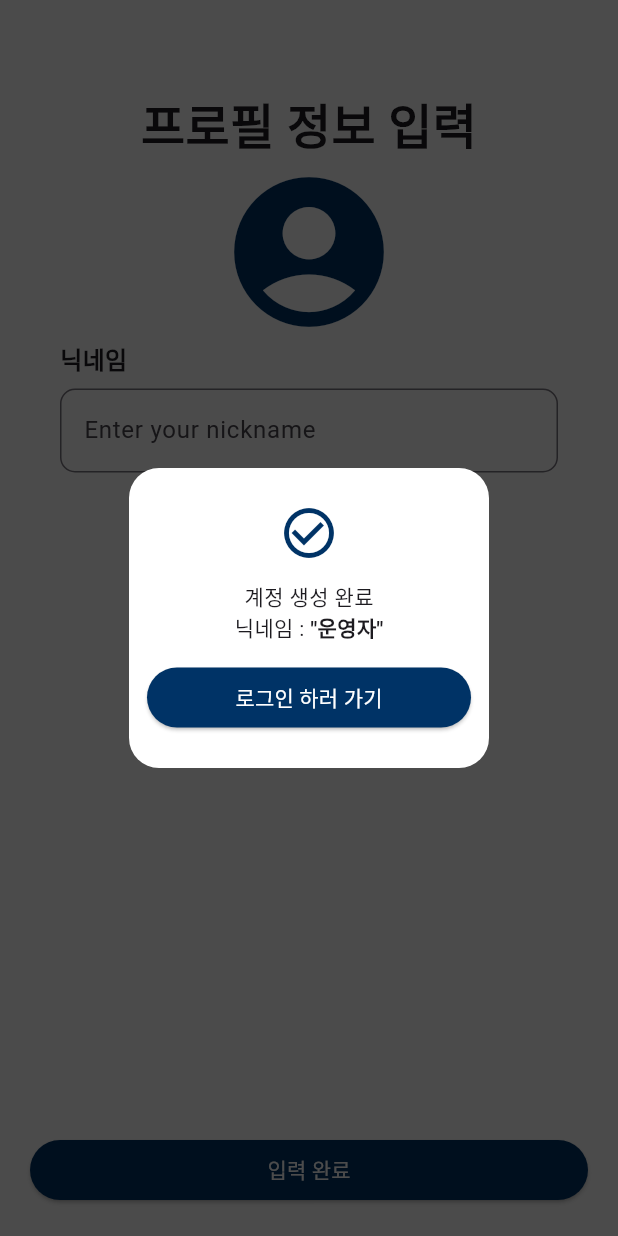
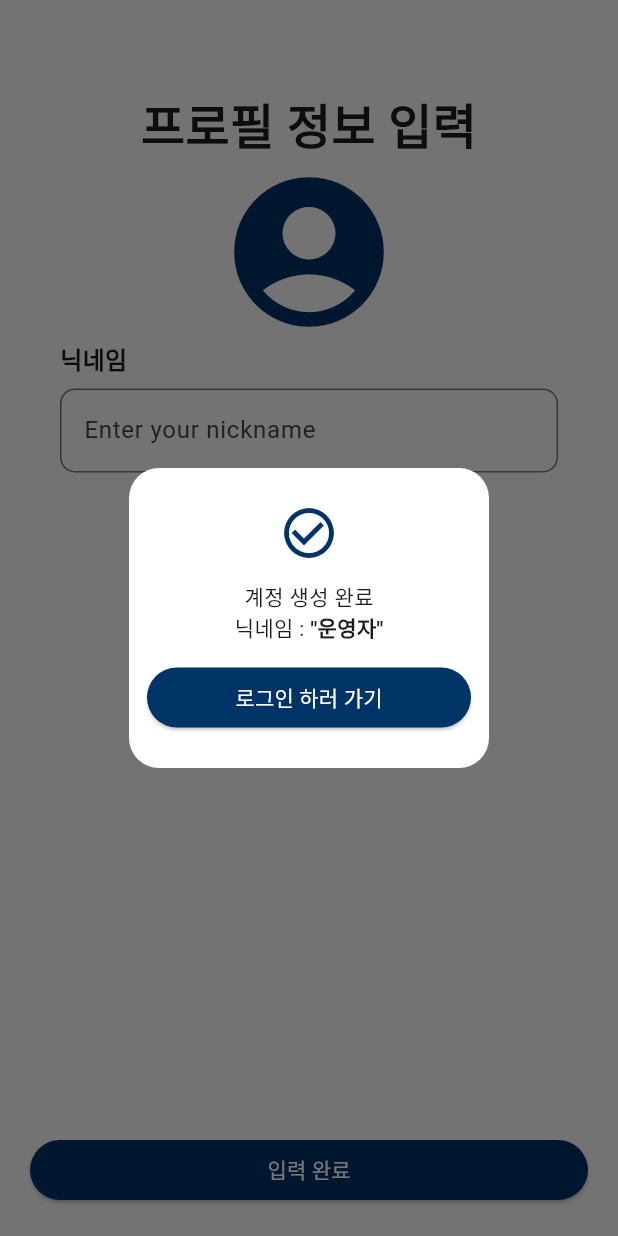
Before and after one commit to ENKH123/MiddleProject_ofcourse_ofcourse, a Flutter app: the RegisterScreen screen opened directly, after a tap on "입력 완료", on a phone screen of 412 x 824 dp. Run offline on Flutter 3.47's test engine with Material 3 defaults, Android fonts, the phone set to English and light mode, and no system bars; our stand-ins replace image_picker.

Commit message:
register screen popup Dialog로 변경

```diff
--- a/lib/main.dart
+++ b/lib/main.dart
@@ -1,5 +1,5 @@
 import 'package:flutter/material.dart';
-import 'package:of_course/screens/alert_screen.dart';
+import 'package:of_course/screens/register_screen.dart';
 
 void main() {
   runApp(const MyApp());
@@ -32,7 +32,7 @@ class MyApp extends StatelessWidget {
         // tested with just a hot reload.
         colorScheme: ColorScheme.fromSeed(seedColor: Colors.deepPurple),
       ),
-      home: const AlertScreen(),
+      home: const RegisterScreen(),
     );
   }
 }
--- a/lib/screens/register_screen.dart
+++ b/lib/screens/register_screen.dart
@@ -33,7 +33,6 @@ class RegisterScreen extends StatelessWidget {
                 ],
               ),
             ),
-            RegisterCompletePopup(nickname: "운영자"),
           ],
         ),
       ),
@@ -41,14 +40,15 @@ class RegisterScreen extends StatelessWidget {
   }
 }
 
-class RegisterCompletePopup extends StatelessWidget {
-  final String nickname;
-  const RegisterCompletePopup({super.key, required this.nickname});
+void _showRegisterComplePopup(BuildContext context, String nickname) {
+  showDialog(
+    context: context,
+    // 다이얼로그 외부를 탭해도 닫히지 않게 설정 (배경 클릭 방지)
+    barrierDismissible: false,
 
-  @override
-  Widget build(BuildContext context) {
-    return Container(
-      color: Colors.black.withOpacity(0.7),
+    builder: (BuildContext context) {
+      return Dialog(
+        backgroundColor: Colors.transparent, // Dialog 배경을 투명하게 (선택 사항)
         child: Center(
           child: Container(
             width: 240,
@@ -66,6 +66,9 @@ class RegisterCompletePopup extends StatelessWidget {
                   Icon(
                     Icons.check_circle_outline,
                     color: Color(0xff003366),
+                    //TODO: 닉네임 중복시
+                    // Icons.close,
+                    // color: Colors.red,
                     size: 40,
                   ),
                   Column(
@@ -86,15 +89,23 @@ class RegisterCompletePopup extends StatelessWidget {
                       ),
                     ],
                   ),
+
+                  //TODO: 닉네임 중복시
+                  // Text("이미 있는 닉네임 입니다."),
                   SizedBox(
                     width: double.maxFinite,
+                    //TODO: 최소 글자 수 못 채우면 버튼 비활성화
                     child: ElevatedButton(
                       style: ElevatedButton.styleFrom(
                         backgroundColor: Color(0xff003366),
                       ),
-                    onPressed: () {},
+                      onPressed: () {
+                        Navigator.of(context).pop();
+                      },
                       child: Text(
                         "로그인 하러 가기",
+                        //TODO: 닉네임 중복시
+                        // "확인"
                         style: TextStyle(color: Colors.white),
                       ),
                     ),
@@ -105,7 +116,8 @@ class RegisterCompletePopup extends StatelessWidget {
           ),
         ),
       );
-  }
+    },
+  );
 }
 
 class ProfileImage extends StatelessWidget {
@@ -141,6 +153,7 @@ class CompleteButton extends StatelessWidget {
         style: ElevatedButton.styleFrom(backgroundColor: Color(0xff003366)),
         onPressed: () {
           print("입력 완료 버튼 눌림");
+          _showRegisterComplePopup(context, "운영자");
         },
         child: Text("입력 완료", style: TextStyle(color: Colors.white)),
       ),
```
Lines whose indentation alone changed are shown as unchanged.
